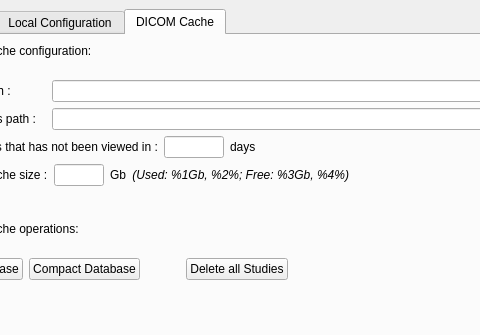
The window that starviewer/src/inputoutput/qconfigurationscreenbase.ui (starviewer-medical/starviewer) describes before a commit, drawn with Qt 5; both pictures show x 114 to 594 and y 0 to 335 of the 848 by 616 pixel window.
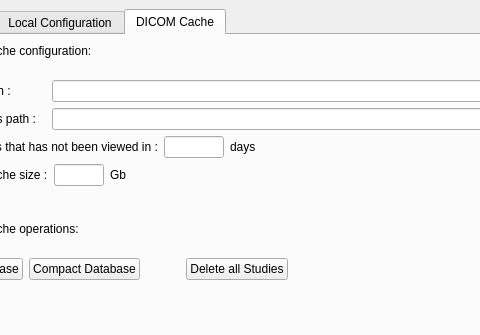
The same window after the commit. The open tabs and pages were chosen to show the change. Icons and pictures are not drawn.

Commit message: ENH: No es mostraven els decimals ocupats de l'espai de cache i semblava que el càlcul el fes malament. Al canviar la mida de la caché ara ja s'actualitzen els valors.

Diff of the .ui file:
```diff
--- a/starviewer/src/inputoutput/qconfigurationscreenbase.ui
+++ b/starviewer/src/inputoutput/qconfigurationscreenbase.ui
@@ -1074,7 +1074,7 @@
              <item>
               <widget class="QLabel" name="m_cacheUtilization" >
                <property name="text" >
-                <string>&lt;i>(Used: %1Gb, %2%;  Free: %3Gb, %4%)&lt;/i></string>
+                <string/>
                </property>
                <property name="alignment" >
                 <set>Qt::AlignRight|Qt::AlignTrailing|Qt::AlignVCenter</set>
```
Left out of the diff: 2 changed lines with no effect on the pictures. The commit also changes 1 other file.
